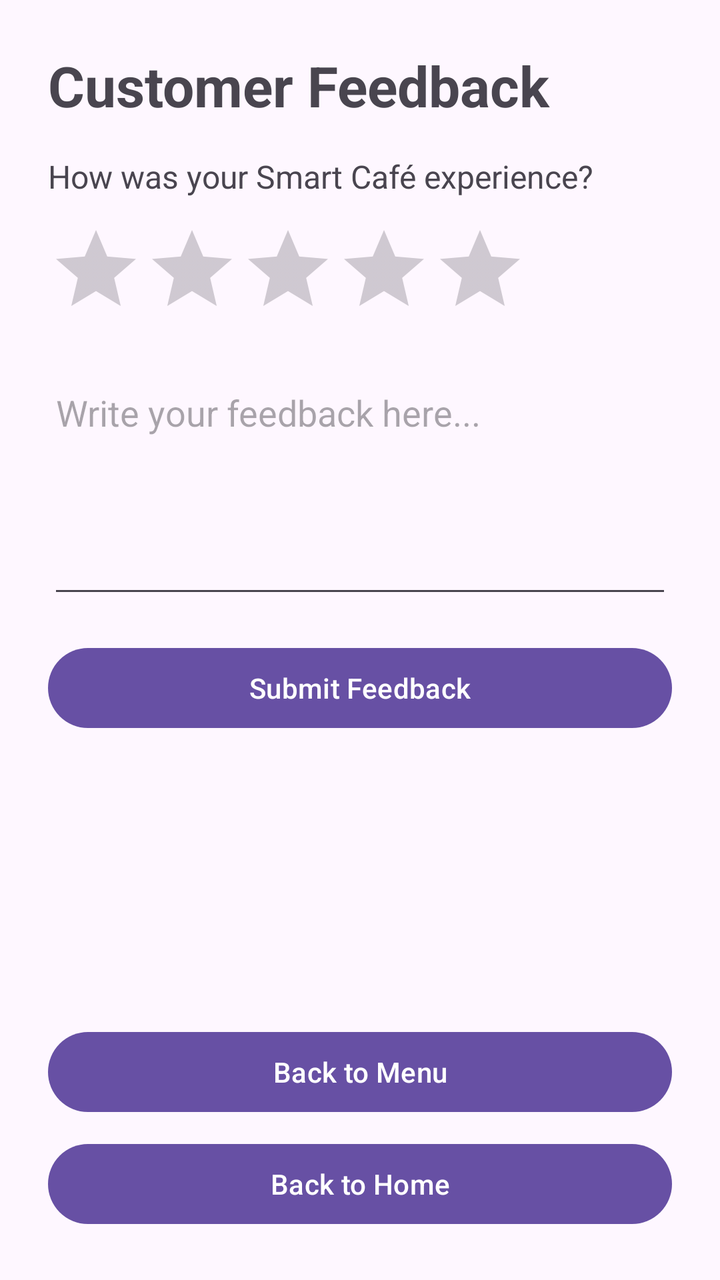
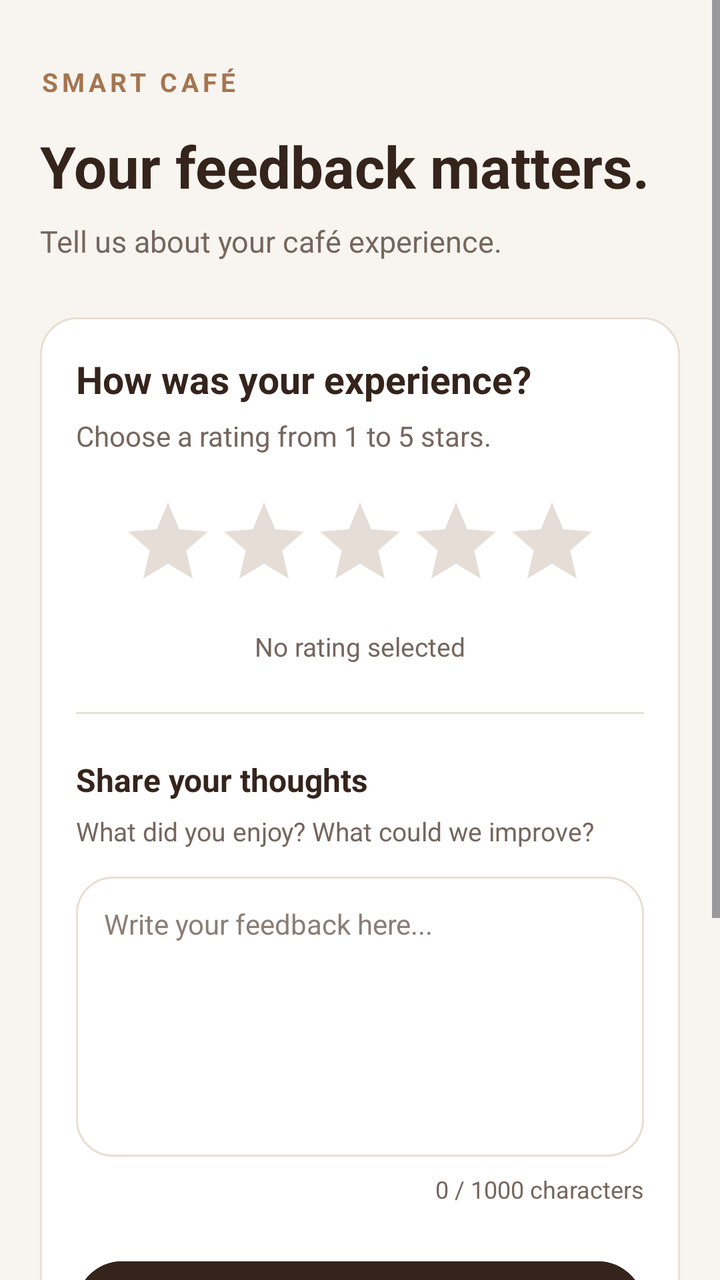

Screens rendered from an Android XML layout before and after an edit, with the pre-edit source and the edit as a unified diff.
<!-- AndroidManifest.xml: application theme Theme.SmartCafeCustomer -->
<!-- res/layout/activity_feedback.xml -->
<?xml version="1.0" encoding="utf-8"?>
<LinearLayout
    xmlns:android="http://schemas.android.com/apk/res/android"
    android:id="@+id/main"
    android:layout_width="match_parent"
    android:layout_height="match_parent"
    android:orientation="vertical"
    android:padding="24dp">

    <TextView
        android:layout_width="match_parent"
        android:layout_height="wrap_content"
        android:text="Customer Feedback"
        android:textSize="28sp"
        android:textStyle="bold"
        android:layout_marginBottom="16dp" />

    <TextView
        android:layout_width="match_parent"
        android:layout_height="wrap_content"
        android:text="How was your Smart Café experience?"
        android:textSize="16sp"
        android:layout_marginBottom="12dp" />

    <RatingBar
        android:id="@+id/ratingBarFeedback"
        android:layout_width="wrap_content"
        android:layout_height="wrap_content"
        android:numStars="5"
        android:stepSize="1"
        android:rating="0"
        android:layout_marginBottom="16dp" />

    <EditText
        android:id="@+id/editFeedbackComment"
        android:layout_width="match_parent"
        android:layout_height="wrap_content"
        android:minHeight="120dp"
        android:gravity="top"
        android:hint="Write your feedback here..."
        android:inputType="textMultiLine"
        android:layout_marginBottom="16dp" />

    <Button
        android:id="@+id/buttonSubmitFeedback"
        android:layout_width="match_parent"
        android:layout_height="wrap_content"
        android:minHeight="48dp"
        android:text="Submit Feedback" />

    <Space
        android:layout_width="match_parent"
        android:layout_height="0dp"
        android:layout_weight="1" />

    <Button
        android:id="@+id/buttonBackToMenu"
        android:layout_width="match_parent"
        android:layout_height="wrap_content"
        android:minHeight="48dp"
        android:text="Back to Menu" />

    <Button
        android:id="@+id/buttonBackToHome"
        android:layout_width="match_parent"
        android:layout_height="wrap_content"
        android:minHeight="48dp"
        android:layout_marginTop="8dp"
        android:text="Back to Home" />

</LinearLayout>
<!-- resources referenced by this layout -->
<resources>
  <style name="Theme.SmartCafeCustomer" parent="Base.Theme.SmartCafeCustomer" />
  <style name="Base.Theme.SmartCafeCustomer" parent="Theme.Material3.DayNight.NoActionBar">
          
          
      </style>
</resources>

<!-- the commit's change to res/layout/activity_feedback.xml (unified diff, before → after) -->
@@ -1,71 +1,198 @@
 <?xml version="1.0" encoding="utf-8"?>
-<LinearLayout
+<ScrollView
     xmlns:android="http://schemas.android.com/apk/res/android"
     android:id="@+id/main"
     android:layout_width="match_parent"
     android:layout_height="match_parent"
-    android:orientation="vertical"
-    android:padding="24dp">
+    android:background="#F8F5F0"
+    android:fillViewport="true">
 
-    <TextView
+    <LinearLayout
         android:layout_width="match_parent"
         android:layout_height="wrap_content"
-        android:text="Customer Feedback"
-        android:textSize="28sp"
-        android:textStyle="bold"
-        android:layout_marginBottom="16dp" />
+        android:orientation="vertical"
+        android:padding="20dp">
 
-    <TextView
-        android:layout_width="match_parent"
-        android:layout_height="wrap_content"
-        android:text="How was your Smart Café experience?"
-        android:textSize="16sp"
-        android:layout_marginBottom="12dp" />
+        <TextView
+            android:layout_width="match_parent"
+            android:layout_height="wrap_content"
+            android:layout_marginTop="12dp"
+            android:text="SMART CAFÉ"
+            android:textColor="#A57550"
+            android:textSize="13sp"
+            android:textStyle="bold"
+            android:letterSpacing="0.15"/>
 
-    <RatingBar
-        android:id="@+id/ratingBarFeedback"
-        android:layout_width="wrap_content"
-        android:layout_height="wrap_content"
-        android:numStars="5"
-        android:stepSize="1"
-        android:rating="0"
-        android:layout_marginBottom="16dp" />
+        <TextView
+            android:layout_width="match_parent"
+            android:layout_height="wrap_content"
+            android:layout_marginTop="14dp"
+            android:text="Your feedback matters."
+            android:textColor="#35241C"
+            android:textSize="29sp"
+            android:textStyle="bold"/>
 
-    <EditText
-        android:id="@+id/editFeedbackComment"
-        android:layout_width="match_parent"
-        android:layout_height="wrap_content"
-        android:minHeight="120dp"
-        android:gravity="top"
-        android:hint="Write your feedback here..."
-        android:inputType="textMultiLine"
-        android:layout_marginBottom="16dp" />
+        <TextView
+            android:layout_width="match_parent"
+            android:layout_height="wrap_content"
+            android:layout_marginTop="8dp"
+            android:text="Tell us about your café experience."
+            android:textColor="#75665E"
+            android:textSize="15sp"/>
 
-    <Button
-        android:id="@+id/buttonSubmitFeedback"
-        android:layout_width="match_parent"
-        android:layout_height="wrap_content"
-        android:minHeight="48dp"
-        android:text="Submit Feedback" />
+        
+        <LinearLayout
+            android:layout_width="match_parent"
+            android:layout_height="wrap_content"
+            android:layout_marginTop="28dp"
+            android:background="@drawable/bg_menu_card"
+            android:orientation="vertical"
+            android:padding="18dp">
 
-    <Space
-        android:layout_width="match_parent"
-        android:layout_height="0dp"
-        android:layout_weight="1" />
+            <TextView
+                android:layout_width="match_parent"
+                android:layout_height="wrap_content"
+                android:text="How was your experience?"
+                android:textColor="#35241C"
+                android:textSize="19sp"
+                android:textStyle="bold"/>
 
-    <Button
-        android:id="@+id/buttonBackToMenu"
-        android:layout_width="match_parent"
-        android:layout_height="wrap_content"
-        android:minHeight="48dp"
-        android:text="Back to Menu" />
+            <TextView
+                android:layout_width="match_parent"
+                android:layout_height="wrap_content"
+                android:layout_marginTop="6dp"
+                android:text="Choose a rating from 1 to 5 stars."
+                android:textColor="#75665E"
+                android:textSize="14sp"/>
 
-    <Button
-        android:id="@+id/buttonBackToHome"
-        android:layout_width="match_parent"
-        android:layout_height="wrap_content"
-        android:minHeight="48dp"
-        android:layout_marginTop="8dp"
-        android:text="Back to Home" />
+            <RatingBar
+                android:id="@+id/ratingBarFeedback"
+                style="?android:attr/ratingBarStyle"
+                android:layout_width="wrap_content"
+                android:layout_height="wrap_content"
+                android:layout_gravity="center_horizontal"
+                android:layout_marginTop="20dp"
+                android:numStars="5"
+                android:rating="0"
+                android:stepSize="1"
+                android:progressTint="#B68A4D"
+                android:secondaryProgressTint="#D9C5AA"
+                android:progressBackgroundTint="#E6DED6"
+                android:contentDescription="Customer rating from one to five stars"/>
 
-</LinearLayout>
+            <TextView
+                android:id="@+id/textSelectedRating"
+                android:layout_width="match_parent"
+                android:layout_height="wrap_content"
+                android:layout_marginTop="10dp"
+                android:gravity="center"
+                android:text="No rating selected"
+                android:textColor="#75665E"
+                android:textSize="13sp"
+                android:accessibilityLiveRegion="polite"/>
+
+            <View
+                android:layout_width="match_parent"
+                android:layout_height="1dp"
+                android:layout_marginTop="24dp"
+                android:layout_marginBottom="22dp"
+                android:background="#E9DED3"/>
+
+            <TextView
+                android:id="@+id/labelFeedbackComment"
+                android:layout_width="match_parent"
+                android:layout_height="wrap_content"
+                android:text="Share your thoughts"
+                android:textColor="#35241C"
+                android:textSize="16sp"
+                android:textStyle="bold"/>
+
+            <TextView
+                android:layout_width="match_parent"
+                android:layout_height="wrap_content"
+                android:layout_marginTop="6dp"
+                android:text="What did you enjoy? What could we improve?"
+                android:textColor="#75665E"
+                android:textSize="13sp"/>
+
+            <EditText
+                android:id="@+id/editFeedbackComment"
+                android:layout_width="match_parent"
+                android:layout_height="140dp"
+                android:layout_marginTop="14dp"
+                android:background="@drawable/bg_menu_card"
+                android:gravity="top|start"
+                android:hint="Write your feedback here..."
+                android:inputType="textCapSentences|textMultiLine"
+                android:maxLength="1000"
+                android:padding="14dp"
+                android:textColor="#35241C"
+                android:textColorHint="#8A7E76"
+                android:textSize="14sp"
+                android:labelFor="@id/editFeedbackComment"/>
+
+            <TextView
+                android:id="@+id/textFeedbackCounter"
+                android:layout_width="match_parent"
+                android:layout_height="wrap_content"
+                android:layout_marginTop="8dp"
+                android:gravity="end"
+                android:text="0 / 1000 characters"
+                android:textColor="#75665E"
+                android:textSize="12sp"/>
+
+            <Button
+                android:id="@+id/buttonSubmitFeedback"
+                android:layout_width="match_parent"
+                android:layout_height="54dp"
+                android:layout_marginTop="24dp"
+                android:backgroundTint="#35241C"
+                android:text="Submit Feedback"
+                android:textAllCaps="false"
+                android:textColor="#FFFFFF"
+                android:textSize="15sp"/>
+
+            <TextView
+                android:id="@+id/textFeedbackStatus"
+                android:layout_width="match_parent"
+                android:layout_height="wrap_content"
+                android:layout_marginTop="12dp"
+                android:gravity="center"
+                android:textColor="#467451"
+                android:textSize="13sp"
+                android:visibility="gone"
+                android:accessibilityLiveRegion="polite"/>
+
+        </LinearLayout>
+
+        <TextView
+            android:layout_width="match_parent"
+            android:layout_height="wrap_content"
+            android:layout_marginTop="18dp"
+            android:gravity="center"
+            android:text="Your feedback helps us improve Smart Café."
+            android:textColor="#75665E"
+            android:textSize="13sp"/>
+
+        <Button
+            android:id="@+id/buttonBackToMenu"
+            android:layout_width="match_parent"
+            android:layout_height="52dp"
+            android:layout_marginTop="28dp"
+            android:backgroundTint="#A57550"
+            android:text="Explore Menu"
+            android:textAllCaps="false"
+            android:textColor="#FFFFFF"/>
+
+        <Button
+            android:id="@+id/buttonBackToHome"
+            android:layout_width="match_parent"
+            android:layout_height="50dp"
+            android:layout_marginTop="8dp"
+            android:backgroundTint="#E9DED3"
+            android:text="Back to Home"
+            android:textAllCaps="false"
+            android:textColor="#35241C"/>
+
+    </LinearLayout>
+</ScrollView>
<!-- resource entries referenced after the edit -->
@@ -1,5 +1,19 @@
 <!-- resources referenced by this layout -->
 <resources>
+  <!-- drawable bg_menu_card (drawable) -->
+  <?xml version="1.0" encoding="utf-8"?>
+  <shape xmlns:android="http://schemas.android.com/apk/res/android"
+      android:shape="rectangle">
+  
+      <solid android:color="#FFFFFF"/>
+  
+      <corners android:radius="18dp"/>
+  
+      <stroke
+          android:width="1dp"
+          android:color="#E9DED3"/>
+  
+  </shape>
   <style name="Theme.SmartCafeCustomer" parent="Base.Theme.SmartCafeCustomer" />
   <style name="Base.Theme.SmartCafeCustomer" parent="Theme.Material3.DayNight.NoActionBar">
           
